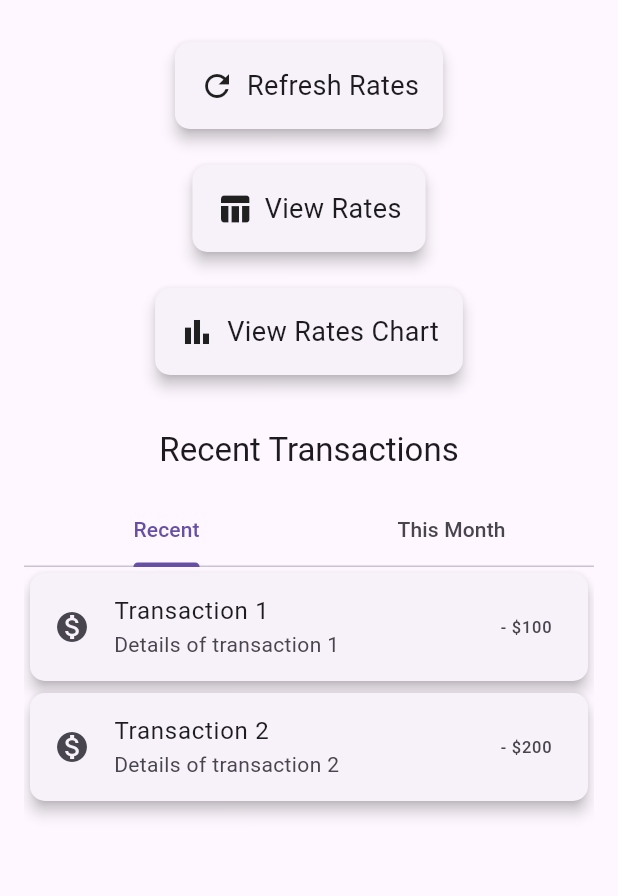
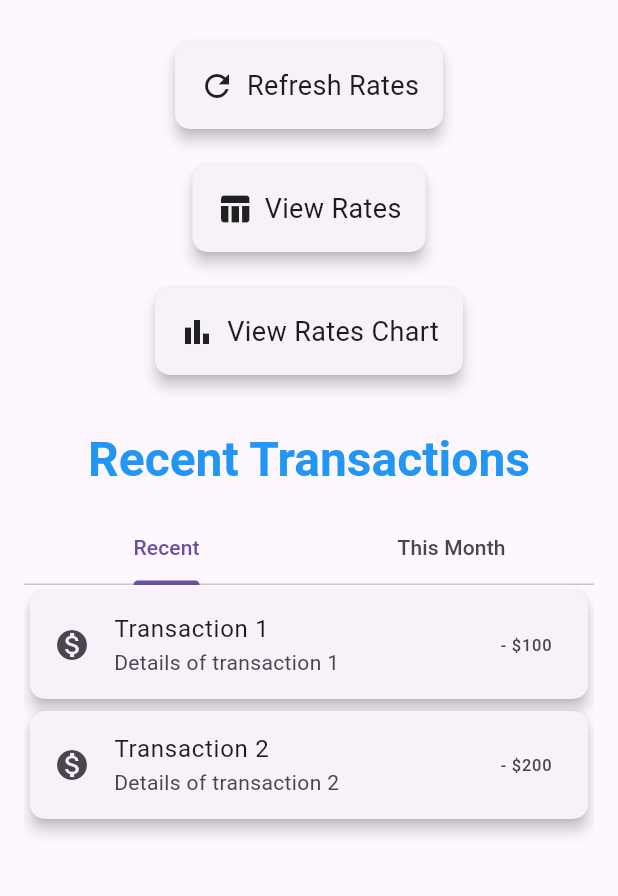
Before and after one commit to Sere-Abdoul-Aziz/gandyamtest, a Flutter app: the screen it shows after launch, on a phone screen of 412 x 824 dp, the part 72-968 px from its top. Run offline on Flutter 3.47's test engine with Material 3 defaults, Android fonts, the light colour scheme and no system bars; our stand-ins replace fl_chart; network calls fail.

Commit message:
Front optimisation upgrade

```diff
--- a/front/exchange/lib/main.dart
+++ b/front/exchange/lib/main.dart
@@ -20,8 +20,8 @@ class MyApp extends StatelessWidget {
           primarySwatch: Colors.blue,
           visualDensity: VisualDensity.adaptivePlatformDensity,
           textTheme: TextTheme(
-            headline1: TextStyle(fontSize: 32.0, fontWeight: FontWeight.bold, color: Colors.blue),
-            bodyText1: TextStyle(fontSize: 16.0, color: Colors.black),
+            headlineLarge: TextStyle(fontSize: 32.0, fontWeight: FontWeight.bold, color: Colors.blue),
+            bodyLarge: TextStyle(fontSize: 16.0, color: Colors.black),
           ),
         ),
         home: MyHomePage(),
@@ -186,7 +186,7 @@ class _MyHomePageState extends State<MyHomePage> {
                 ),
               ),
               SizedBox(height: 32),
-              Text('Recent Transactions', style: Theme.of(context).textTheme.headline6),
+              Text('Recent Transactions', style: Theme.of(context).textTheme.headlineLarge),
               SizedBox(height: 16),
               Expanded(
                 child: DefaultTabController(
```
Also changed, not shown: front/exchange/pubspec.lock.
